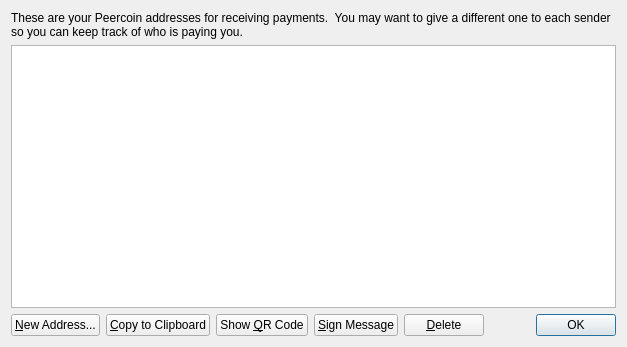
First picture: the form in src/qt/forms/addressbookpage.ui, repository Bitspender/Tamcoin-v2, before the edit.
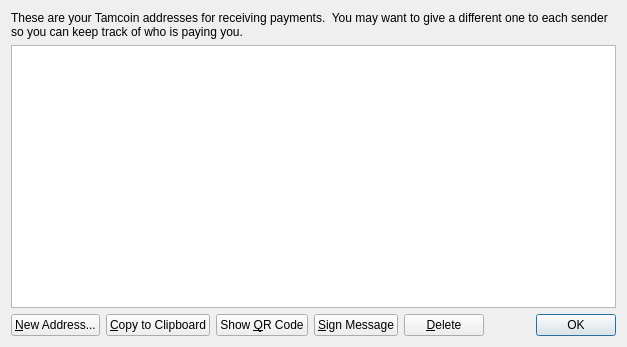
Second picture: the form after the edit. Icons and pictures are not drawn.

Diff of the .ui file:
```diff
--- a/src/qt/forms/addressbookpage.ui
+++ b/src/qt/forms/addressbookpage.ui
@@ -17,7 +17,7 @@
    <item>
     <widget class="QLabel" name="labelExplanation">
      <property name="text">
-      <string>These are your Peercoin addresses for receiving payments.  You may want to give a different one to each sender so you can keep track of who is paying you.</string>
+      <string>These are your Tamcoin addresses for receiving payments.  You may want to give a different one to each sender so you can keep track of who is paying you.</string>
      </property>
      <property name="textFormat">
       <enum>Qt::AutoText</enum>
```
